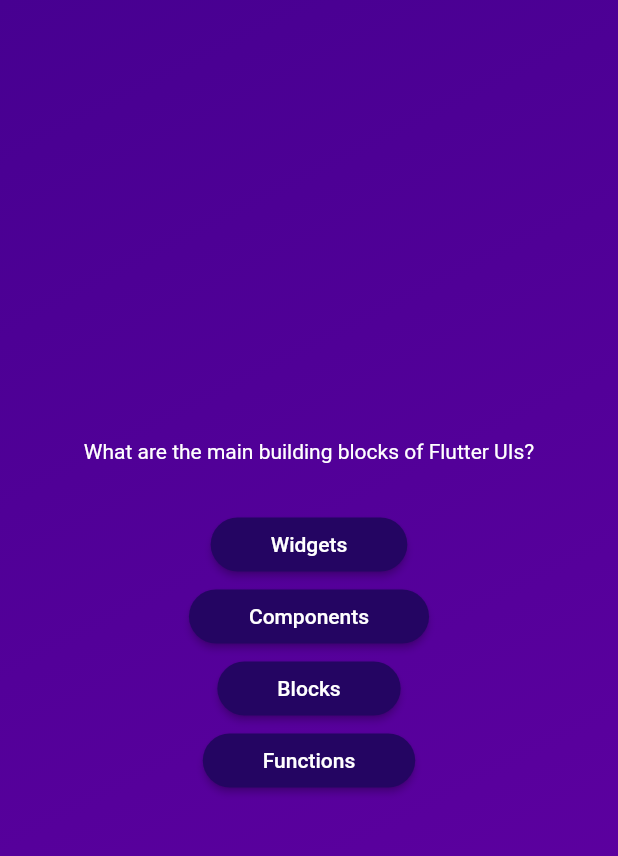
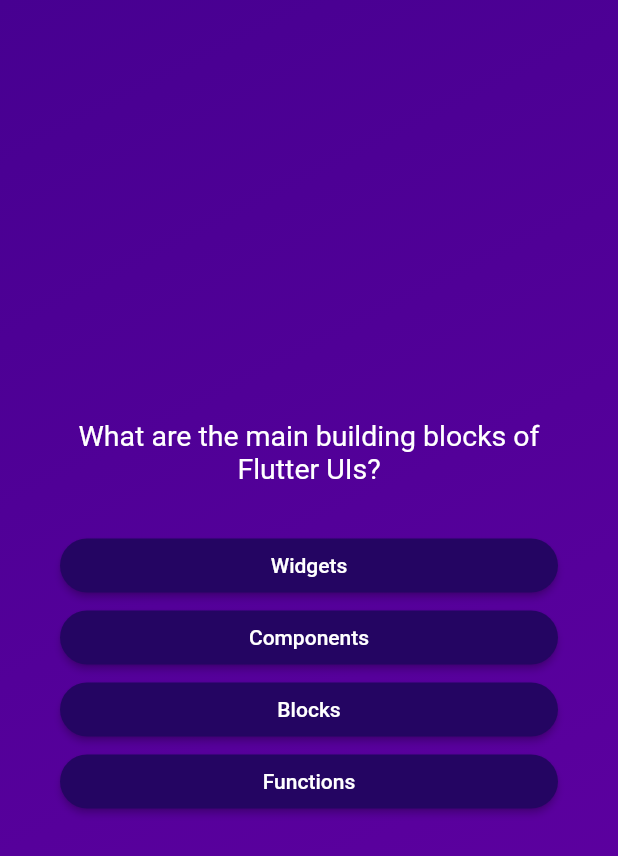
Before and after one commit to subarnabsadhukhan/Quizzo-Quiz-App, a Flutter app: the screen it shows after launch, after a tap on "Start Quiz", on a phone screen of 412 x 824 dp. Shown: the top 856 px of the screen. Run offline on Flutter 3.47's test engine with Material 2 defaults, Android fonts, the phone set to English and light mode, and no system bars.

Commit message:
add alignment and margin to questions and options

```diff
--- a/lib/questions_screen.dart
+++ b/lib/questions_screen.dart
@@ -16,12 +16,19 @@
     final currentQuestion = questions[0];
     return SizedBox(
       width: double.infinity,
+      child: Container(
+        margin: const EdgeInsets.all(
+          40,
+        ),
         child: Column(
           mainAxisAlignment: MainAxisAlignment.center,
+          crossAxisAlignment: CrossAxisAlignment.stretch,
           children: [
             Text(
               currentQuestion.text,
+              textAlign: TextAlign.center,
               style: const TextStyle(
+                fontSize: 19,
                 color: Colors.white,
               ),
             ),
@@ -38,6 +45,7 @@
             ),
           ],
         ),
+      ),
     );
   }
 }
```
Lines whose indentation alone changed are shown as unchanged.
